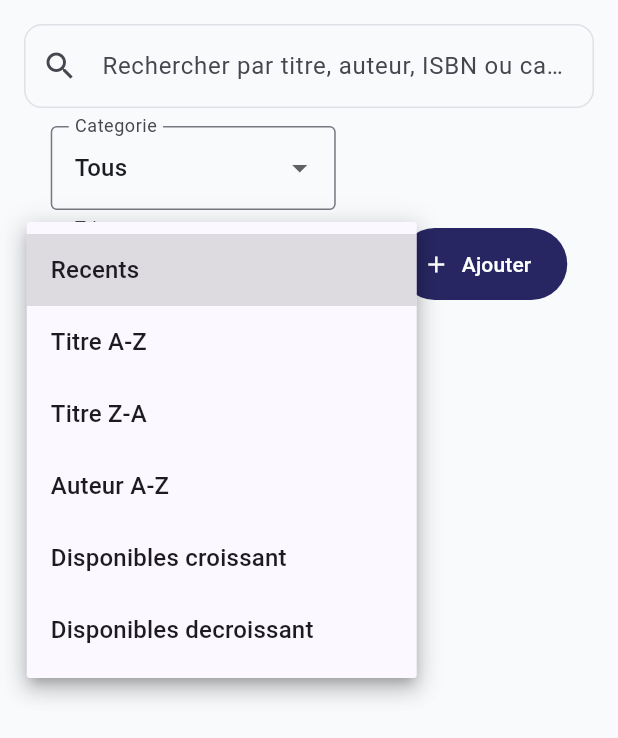
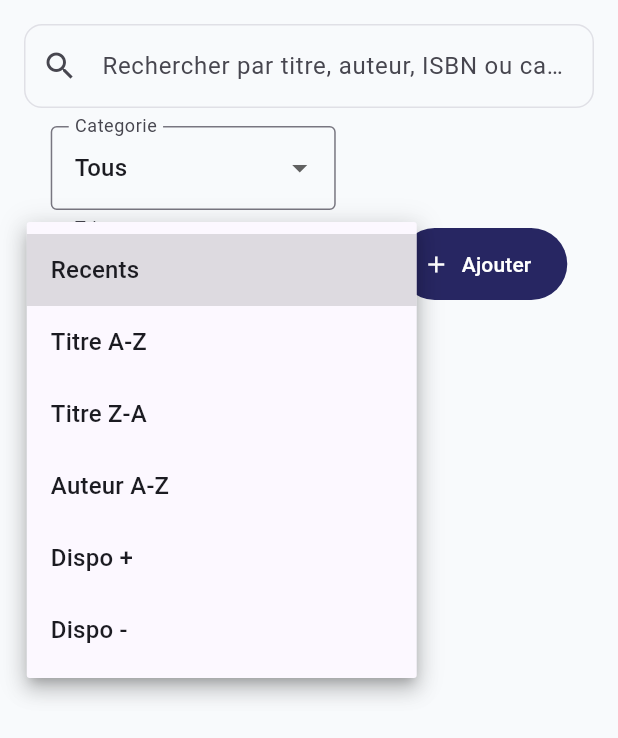
Before and after one commit to gshimatu/biblio-fac-flutter, a Flutter app: the ManageBooksView widget shown alone on an empty page, opened directly, after a tap on "Recents", on a phone screen of 412 x 824 dp. Shown: the top 738 px of the screen. Run offline on Flutter 3.47's test engine with Material 3 defaults, Android fonts, the phone set to English and light mode, and no system bars; our stand-ins replace cloud_firestore, firebase_auth, firebase_core, firebase_storage, google_fonts, image_picker; accounts and stored records are empty; network calls fail.

Commit message:
Correction des erreurs d'affichage dans les onglets de l'admin + mise à jour de la règle sur firebase database

```diff
--- a/lib/views/admin/manage_books_view.dart
+++ b/lib/views/admin/manage_books_view.dart
@@ -321,6 +321,7 @@ class _ManageBooksViewState extends State<ManageBooksView> {
                     SizedBox(
                       width: 190,
                       child: DropdownButtonFormField<String>(
+                        isExpanded: true,
                         value: _categoryFilter,
                         decoration: const InputDecoration(
                           labelText: 'Categorie',
@@ -338,6 +339,7 @@ class _ManageBooksViewState extends State<ManageBooksView> {
                     SizedBox(
                       width: 220,
                       child: DropdownButtonFormField<_BookSortOption>(
+                        isExpanded: true,
                         value: _sortOption,
                         decoration: const InputDecoration(
                           labelText: 'Trier par',
@@ -362,11 +364,11 @@ class _ManageBooksViewState extends State<ManageBooksView> {
                           ),
                           DropdownMenuItem(
                             value: _BookSortOption.availableAsc,
-                            child: Text('Disponibles croissant'),
+                            child: Text('Dispo +'),
                           ),
                           DropdownMenuItem(
                             value: _BookSortOption.availableDesc,
-                            child: Text('Disponibles decroissant'),
+                            child: Text('Dispo -'),
                           ),
                         ],
                         onChanged: (value) {
```
Also changed, not shown: lib/views/admin/manage_loans_view.dart (+15 -2 lines), lib/views/admin/manage_reservations_view.dart (+15 -2 lines), lib/views/admin/manage_users_view.dart (+12 -1 lines), 1 other file.
